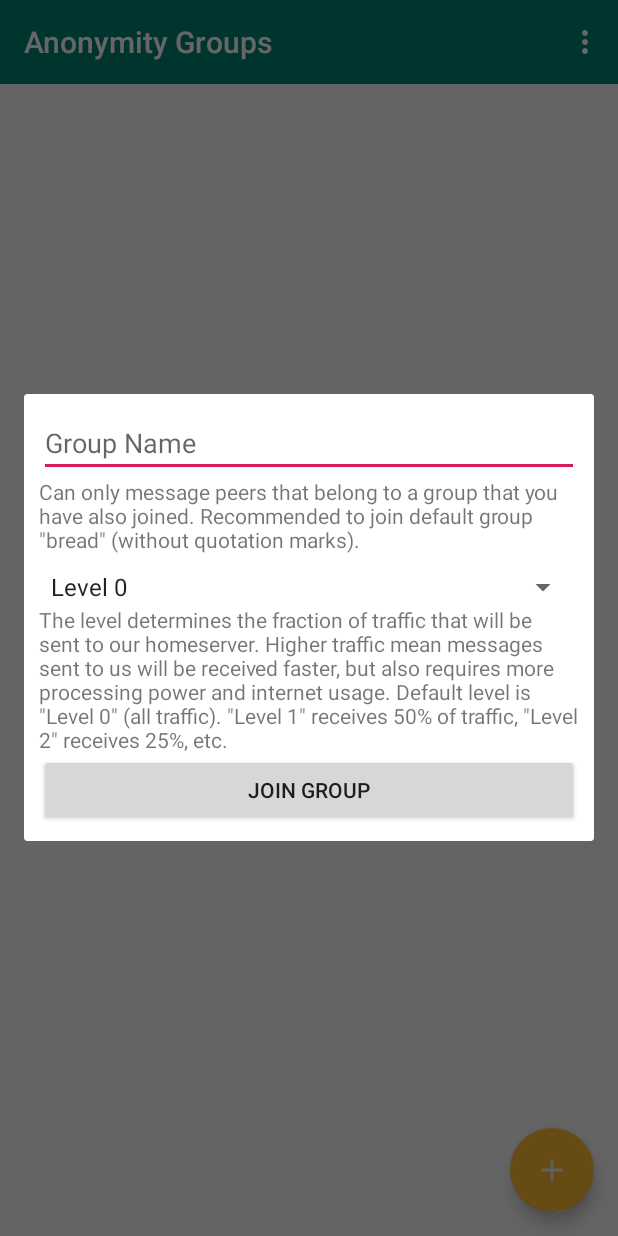
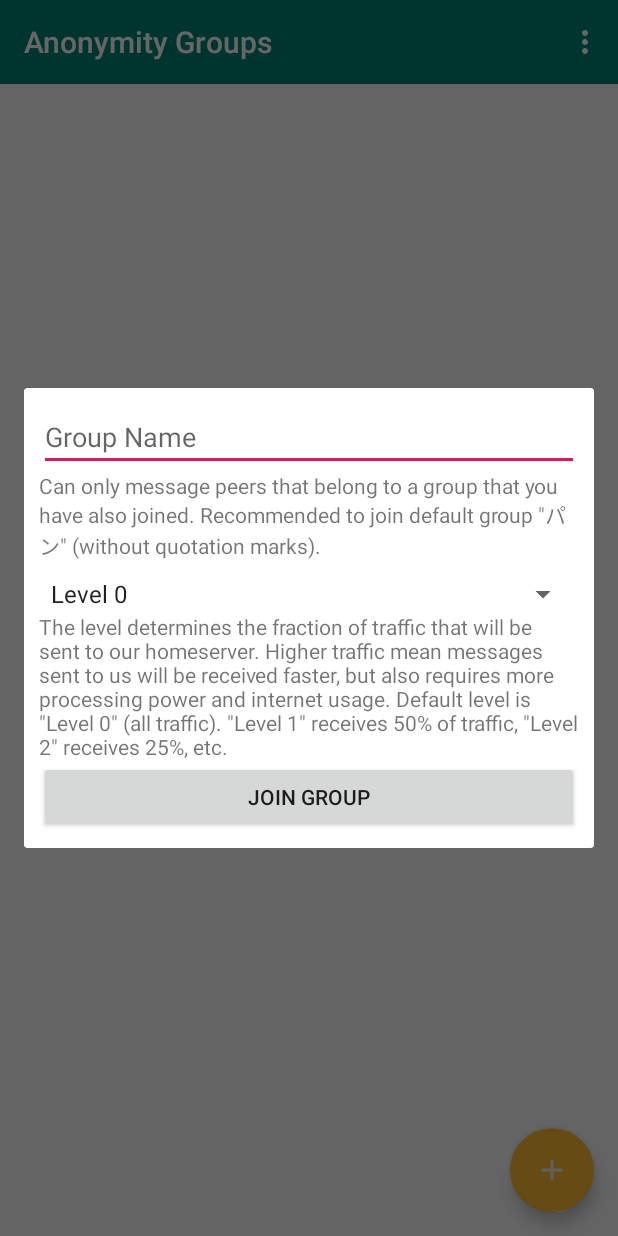
Before and after one commit to cleancoindev/distort-android-client, an Android app: the fragment NewGroupFragment placed in its activity, on a phone screen of 412 x 824 dp. Run offline under Robolectric (Android 15) with nearby library versions, the phone set to English and light mode, and no system bars.

Commit message:
Correcting default group from incorrect "bread" to "パン" to fix issue #3

```diff
--- a/app/src/main/res/values/strings.xml
+++ b/app/src/main/res/values/strings.xml
@@ -27,7 +27,7 @@
     <string name="messages_unread">Unread</string>
     <string name="account_credentials_preferences_key">com.unix4all.rypi.distort.ACCOUNT_CREDENTIALS_PREFERENCES</string>
     <string name="prompt_group_name">Group Name</string>
-    <string name="text_join_new_group">Can only message peers that belong to a group that you have also joined. Recommended to join default group \"bread\" (without quotation marks).</string>
+    <string name="text_join_new_group">Can only message peers that belong to a group that you have also joined. Recommended to join default group \"パン\" (without quotation marks).</string>
     <string name="prompt_group_subgroup_level">(Optional subgroup level)</string>
     <string name="text_join_new_group_level">The level determines the fraction of traffic that will be sent to our homeserver. Higher traffic mean messages sent to us will be received faster, but also requires more processing power and internet usage. Default level is \"Level 0\" (all traffic). \"Level 1\" receives 50% of traffic, \"Level 2\" receives 25%, etc.</string>
     <string name="new_group_join_button">Join Group</string>
```
